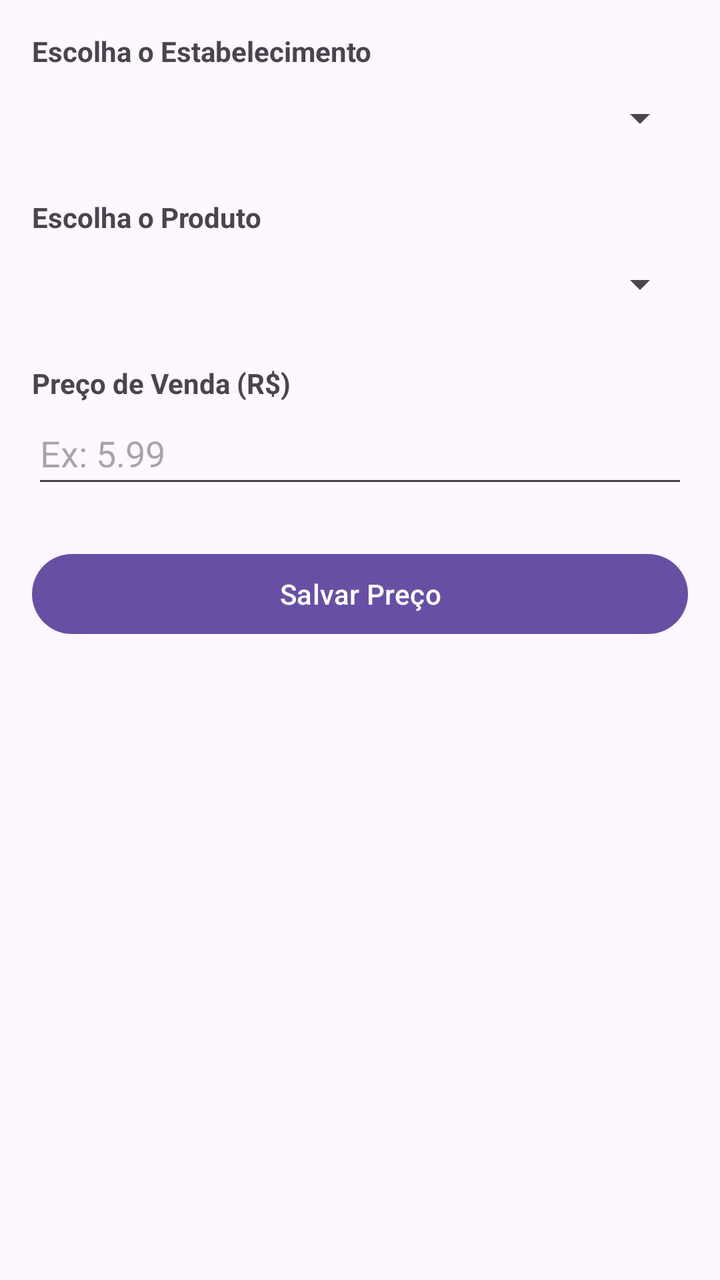
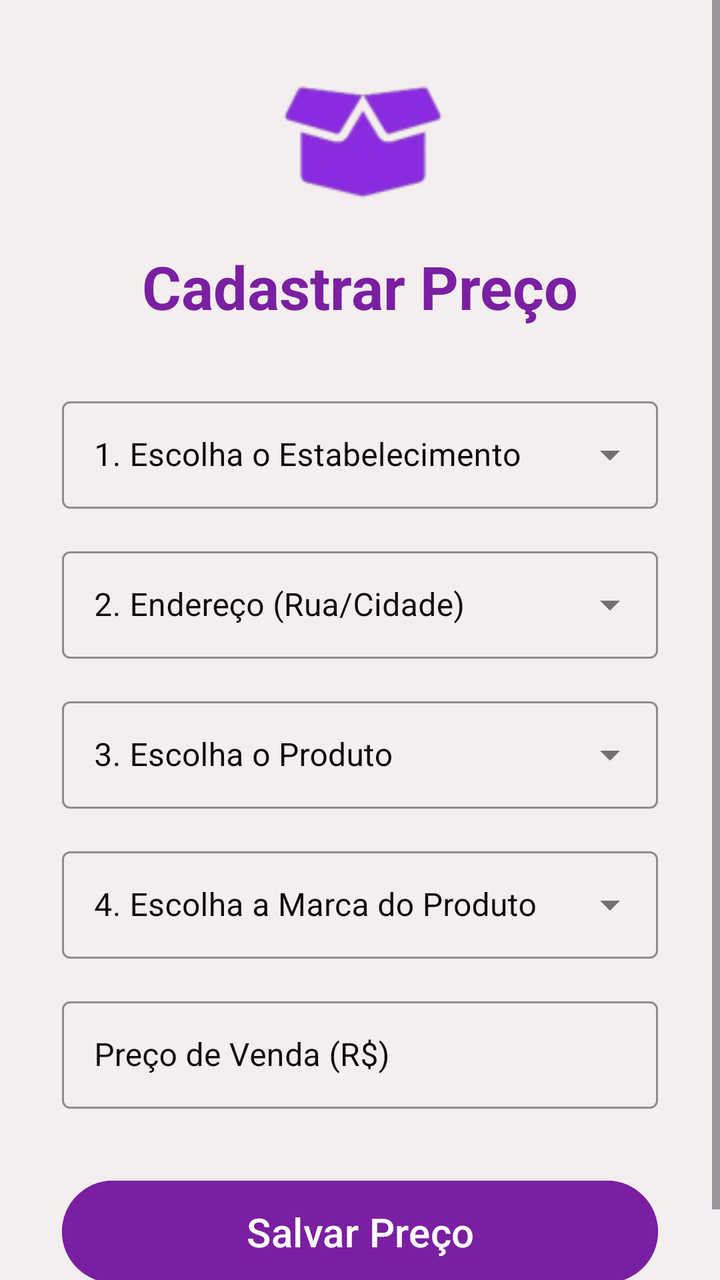

Screens rendered from an Android XML layout before and after an edit, with the pre-edit source and the edit as a unified diff.
<!-- AndroidManifest.xml: application theme Theme.MyApplication -->
<!-- res/layout/activity_cadastrar_lista.xml -->
<?xml version="1.0" encoding="utf-8"?>
<LinearLayout xmlns:android="http://schemas.android.com/apk/res/android"
    xmlns:tools="http://schemas.android.com/tools"
    android:layout_width="match_parent"
    android:layout_height="match_parent"
    android:orientation="vertical"
    android:padding="16dp"
    tools:context=".CadastrarPrecoActivity">

    <TextView
        android:layout_width="wrap_content"
        android:layout_height="wrap_content"
        android:text="Escolha o Estabelecimento"
        android:textStyle="bold" />

    <Spinner
        android:id="@+id/spinner_enderecos"
        android:layout_width="match_parent"
        android:layout_height="wrap_content"
        android:layout_marginBottom="16dp"
        android:minHeight="48dp" />

    <TextView
        android:layout_width="wrap_content"
        android:layout_height="wrap_content"
        android:text="Escolha o Produto"
        android:textStyle="bold" />

    <Spinner
        android:id="@+id/spinner_produtos"
        android:layout_width="match_parent"
        android:layout_height="wrap_content"
        android:layout_marginBottom="16dp"
        android:minHeight="48dp" />

    <TextView
        android:layout_width="wrap_content"
        android:layout_height="wrap_content"
        android:text="Preço de Venda (R$)"
        android:textStyle="bold" />

    <EditText
        android:id="@+id/edit_preco_venda"
        android:layout_width="match_parent"
        android:layout_height="wrap_content"
        android:layout_marginBottom="24dp"
        android:hint="Ex: 5.99"
        android:inputType="numberDecimal"
        android:minHeight="48dp" />

    <Button
        android:id="@+id/btn_salvar_preco"
        android:layout_width="match_parent"
        android:layout_height="wrap_content"
        android:text="Salvar Preço" />

</LinearLayout>
<!-- resources referenced by this layout -->
<resources>
  <style name="Theme.MyApplication" parent="Base.Theme.MyApplication" />
  <style name="Base.Theme.MyApplication" parent="Theme.Material3.DayNight.NoActionBar">
          
          
      </style>
</resources>

<!-- the commit's change to res/layout/activity_cadastrar_lista.xml (unified diff, before → after) -->
@@ -1,57 +1,185 @@
 <?xml version="1.0" encoding="utf-8"?>
-<LinearLayout xmlns:android="http://schemas.android.com/apk/res/android"
+<ScrollView xmlns:android="http://schemas.android.com/apk/res/android"
+    xmlns:app="http://schemas.android.com/apk/res-auto"
     xmlns:tools="http://schemas.android.com/tools"
     android:layout_width="match_parent"
     android:layout_height="match_parent"
-    android:orientation="vertical"
-    android:padding="16dp"
+    android:background="@color/roxoClaro"
+    android:fillViewport="true"
     tools:context=".CadastrarPrecoActivity">
 
-    <TextView
-        android:layout_width="wrap_content"
-        android:layout_height="wrap_content"
-        android:text="Escolha o Estabelecimento"
-        android:textStyle="bold" />
-
-    <Spinner
-        android:id="@+id/spinner_enderecos"
+    <androidx.constraintlayout.widget.ConstraintLayout
+        android:id="@+id/main"
         android:layout_width="match_parent"
         android:layout_height="wrap_content"
-        android:layout_marginBottom="16dp"
-        android:minHeight="48dp" />
+        android:padding="16dp">
 
-    <TextView
-        android:layout_width="wrap_content"
-        android:layout_height="wrap_content"
-        android:text="Escolha o Produto"
-        android:textStyle="bold" />
+        <ImageView
+            android:id="@+id/imageViewLogo"
+            android:layout_width="150dp"
+            android:layout_height="75dp"
+            android:layout_marginTop="16dp"
+            android:contentDescription="Logo Mercado Fácil"
+            app:layout_constraintEnd_toEndOf="parent"
+            app:layout_constraintStart_toStartOf="parent"
+            app:layout_constraintTop_toTopOf="parent"
+            app:srcCompat="@drawable/logomercadofacil" />
 
-    <Spinner
-        android:id="@+id/spinner_produtos"
-        android:layout_width="match_parent"
-        android:layout_height="wrap_content"
-        android:layout_marginBottom="16dp"
-        android:minHeight="48dp" />
+        <TextView
+            android:id="@+id/textViewTitle"
+            android:layout_width="wrap_content"
+            android:layout_height="wrap_content"
+            android:layout_marginTop="16dp"
+            android:text="Cadastrar Preço"
+            android:textAllCaps="false"
+            android:textColor="#7B1FA2"
+            android:textSize="30sp"
+            android:textStyle="bold"
+            app:layout_constraintEnd_toEndOf="parent"
+            app:layout_constraintStart_toStartOf="parent"
+            app:layout_constraintTop_toBottomOf="@+id/imageViewLogo" />
 
-    <TextView
-        android:layout_width="wrap_content"
-        android:layout_height="wrap_content"
-        android:text="Preço de Venda (R$)"
-        android:textStyle="bold" />
+        <com.google.android.material.textfield.TextInputLayout
+            android:id="@+id/text_input_layout_enderecos"
+            style="@style/Widget.MaterialComponents.TextInputLayout.OutlinedBox.ExposedDropdownMenu"
+            android:layout_width="0dp"
+            android:layout_height="wrap_content"
+            android:layout_marginStart="15dp"
+            android:layout_marginTop="32dp"
+            android:layout_marginEnd="15dp"
+            android:hint="1. Escolha o Estabelecimento"
+            android:textColorHint="#0B0B0B"
+            app:boxStrokeColor="#0D0C0C"
+            app:hintTextColor="#0F0E0E"
+            app:layout_constraintEnd_toEndOf="parent"
+            app:layout_constraintStart_toStartOf="parent"
+            app:layout_constraintTop_toBottomOf="@+id/textViewTitle">
 
-    <EditText
-        android:id="@+id/edit_preco_venda"
-        android:layout_width="match_parent"
-        android:layout_height="wrap_content"
-        android:layout_marginBottom="24dp"
-        android:hint="Ex: 5.99"
-        android:inputType="numberDecimal"
-        android:minHeight="48dp" />
+            <AutoCompleteTextView
+                android:id="@+id/auto_complete_enderecos"
+                android:layout_width="match_parent"
+                android:layout_height="wrap_content"
+                android:inputType="none"
+                android:padding="16dp"
+                android:textColor="#333333" />
+        </com.google.android.material.textfield.TextInputLayout>
 
-    <Button
-        android:id="@+id/btn_salvar_preco"
-        android:layout_width="match_parent"
-        android:layout_height="wrap_content"
-        android:text="Salvar Preço" />
+        <com.google.android.material.textfield.TextInputLayout
+            android:id="@+id/text_input_layout_detalhe_endereco"
+            style="@style/Widget.MaterialComponents.TextInputLayout.OutlinedBox.ExposedDropdownMenu"
+            android:layout_width="0dp"
+            android:layout_height="wrap_content"
+            android:layout_marginStart="15dp"
+            android:layout_marginTop="16dp"
+            android:layout_marginEnd="15dp"
+            android:hint="2. Endereço (Rua/Cidade)"
+            android:textColorHint="#0F0E0E"
+            app:boxStrokeColor="#555555"
+            app:hintTextColor="#333333"
+            app:layout_constraintEnd_toEndOf="parent"
+            app:layout_constraintStart_toStartOf="parent"
+            app:layout_constraintTop_toBottomOf="@+id/text_input_layout_enderecos">
 
-</LinearLayout>
+            <AutoCompleteTextView
+                android:id="@+id/auto_complete_detalhe_endereco"
+                android:layout_width="match_parent"
+                android:layout_height="wrap_content"
+                android:inputType="none"
+                android:padding="16dp"
+                android:textColor="#333333" />
+        </com.google.android.material.textfield.TextInputLayout>
+
+        <com.google.android.material.textfield.TextInputLayout
+            android:id="@+id/text_input_layout_produtos"
+            style="@style/Widget.MaterialComponents.TextInputLayout.OutlinedBox.ExposedDropdownMenu"
+            android:layout_width="0dp"
+            android:layout_height="wrap_content"
+            android:layout_marginStart="15dp"
+            android:layout_marginTop="16dp"
+            android:layout_marginEnd="15dp"
+            android:hint="3. Escolha o Produto"
+            android:textColorHint="#090909"
+            app:boxStrokeColor="#555555"
+            app:hintTextColor="#333333"
+            app:layout_constraintEnd_toEndOf="parent"
+            app:layout_constraintStart_toStartOf="parent"
+            app:layout_constraintTop_toBottomOf="@+id/text_input_layout_detalhe_endereco">
+
+            <AutoCompleteTextView
+                android:id="@+id/auto_complete_produtos"
+                android:layout_width="match_parent"
+                android:layout_height="wrap_content"
+                android:inputType="none"
+                android:padding="16dp"
+                android:textColor="#333333" />
+        </com.google.android.material.textfield.TextInputLayout>
+
+        <com.google.android.material.textfield.TextInputLayout
+            android:id="@+id/text_input_layout_marcas"
+            style="@style/Widget.MaterialComponents.TextInputLayout.OutlinedBox.ExposedDropdownMenu"
+            android:layout_width="0dp"
+            android:layout_height="wrap_content"
+            android:layout_marginStart="15dp"
+            android:layout_marginTop="16dp"
+            android:layout_marginEnd="15dp"
+            android:hint="4. Escolha a Marca do Produto"
+            android:textColorHint="#0D0C0C"
+            app:boxStrokeColor="#555555"
+            app:layout_constraintEnd_toEndOf="parent"
+            app:layout_constraintStart_toStartOf="parent"
+            app:layout_constraintTop_toBottomOf="@+id/text_input_layout_produtos">
+
+            <AutoCompleteTextView
+                android:id="@+id/auto_complete_marcas"
+                android:layout_width="match_parent"
+                android:layout_height="wrap_content"
+                android:inputType="none"
+                android:padding="16dp"
+                android:textColor="#333333" />
+        </com.google.android.material.textfield.TextInputLayout>
+
+        <com.google.android.material.textfield.TextInputLayout
+            android:id="@+id/text_input_layout_preco"
+            style="@style/Widget.MaterialComponents.TextInputLayout.OutlinedBox"
+            android:layout_width="0dp"
+            android:layout_height="wrap_content"
+            android:layout_marginStart="15dp"
+            android:layout_marginTop="16dp"
+            android:layout_marginEnd="15dp"
+            android:hint="Preço de Venda (R$)"
+            android:textColorHint="#0F0E0E"
+            app:boxStrokeColor="#555555"
+            app:placeholderText="Ex: 5.99"
+            app:layout_constraintEnd_toEndOf="parent"
+            app:layout_constraintStart_toStartOf="parent"
+            app:layout_constraintTop_toBottomOf="@+id/text_input_layout_marcas">
+
+            <EditText
+                android:id="@+id/edit_preco_venda"
+                style="@style/textcolorview"
+                android:layout_width="match_parent"
+                android:layout_height="wrap_content"
+                android:inputType="numberDecimal"
+                android:padding="16dp" />
+        </com.google.android.material.textfield.TextInputLayout>
+
+        <Button
+            android:id="@+id/btn_salvar_preco"
+            android:layout_width="0dp"
+            android:layout_height="wrap_content"
+            android:layout_marginStart="15dp"
+            android:layout_marginTop="32dp"
+            android:layout_marginEnd="15dp"
+            android:layout_marginBottom="16dp"
+            android:backgroundTint="#7B1FA2"
+            android:padding="12dp"
+            android:text="Salvar Preço"
+            android:textColor="@android:color/white"
+            android:textSize="60px"
+            app:layout_constraintBottom_toBottomOf="parent"
+            app:layout_constraintEnd_toEndOf="parent"
+            app:layout_constraintStart_toStartOf="parent"
+            app:layout_constraintTop_toBottomOf="@+id/text_input_layout_preco" />
+
+    </androidx.constraintlayout.widget.ConstraintLayout>
+</ScrollView>
<!-- resource entries referenced after the edit -->
@@ -1,6 +1,14 @@
 <!-- resources referenced by this layout -->
 <resources>
+  <color name="roxoClaro">#F4EEEE</color>
+  <!-- drawable logomercadofacil: png bitmap (drawable, 7097 bytes) -->
+  <style name="textcolorview">
+          <item name="android:textColor">@color/cinzaEscuro</item>
+          <item name="android:textColorHint">@color/cinzaEscuro</item>
+  
+      </style>
   <style name="Theme.MyApplication" parent="Base.Theme.MyApplication" />
+  <color name="cinzaEscuro">#616161</color>
   <style name="Base.Theme.MyApplication" parent="Theme.Material3.DayNight.NoActionBar">
           
           
